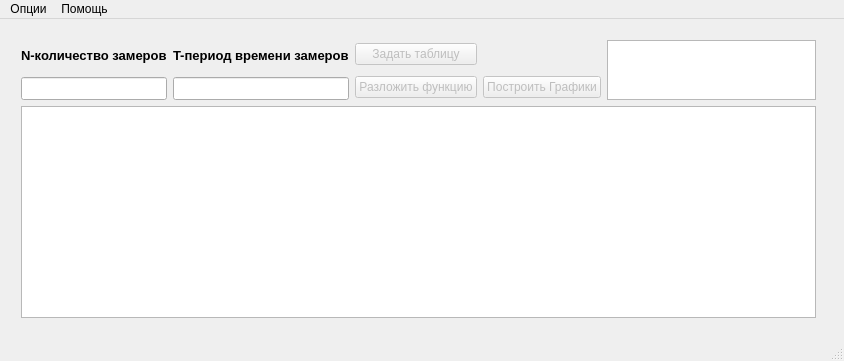
This is mainwindow.ui in IvanTheCruel/Z5_circuits as Qt 5 draws it before an edit. The edited form follows.
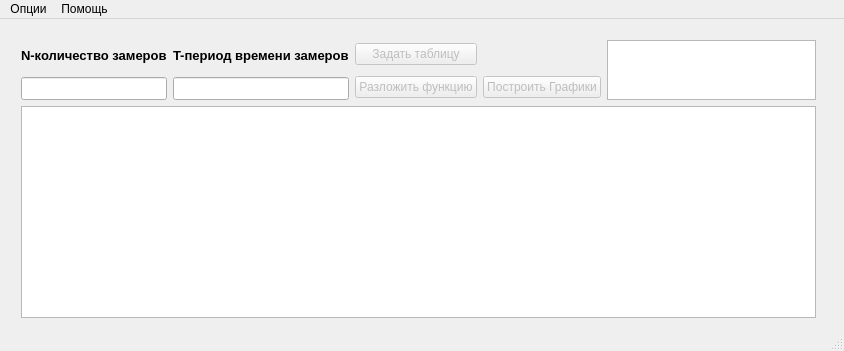
This is the edited form.

Commit message: окна нельзя менять в масштабе

```diff
--- a/mainwindow.ui
+++ b/mainwindow.ui
@@ -7,9 +7,21 @@
     <x>0</x>
     <y>0</y>
     <width>844</width>
-    <height>361</height>
+    <height>351</height>
    </rect>
   </property>
+  <property name="minimumSize">
+   <size>
+    <width>844</width>
+    <height>351</height>
+   </size>
+  </property>
+  <property name="maximumSize">
+   <size>
+    <width>844</width>
+    <height>351</height>
+   </size>
+  </property>
   <property name="windowTitle">
    <string>Разложение таблично заданной функции в ряд Фурье</string>
   </property>
```
Left out of the diff: 16 changed lines with no effect on the pictures. The commit also changes 2 other files.
